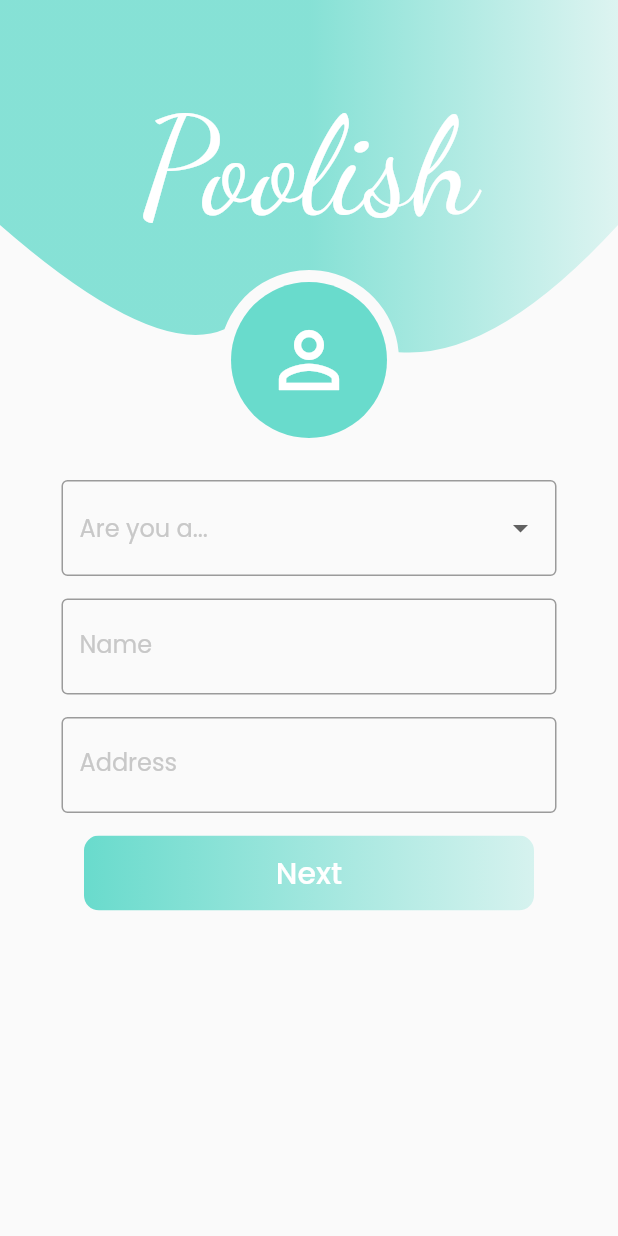
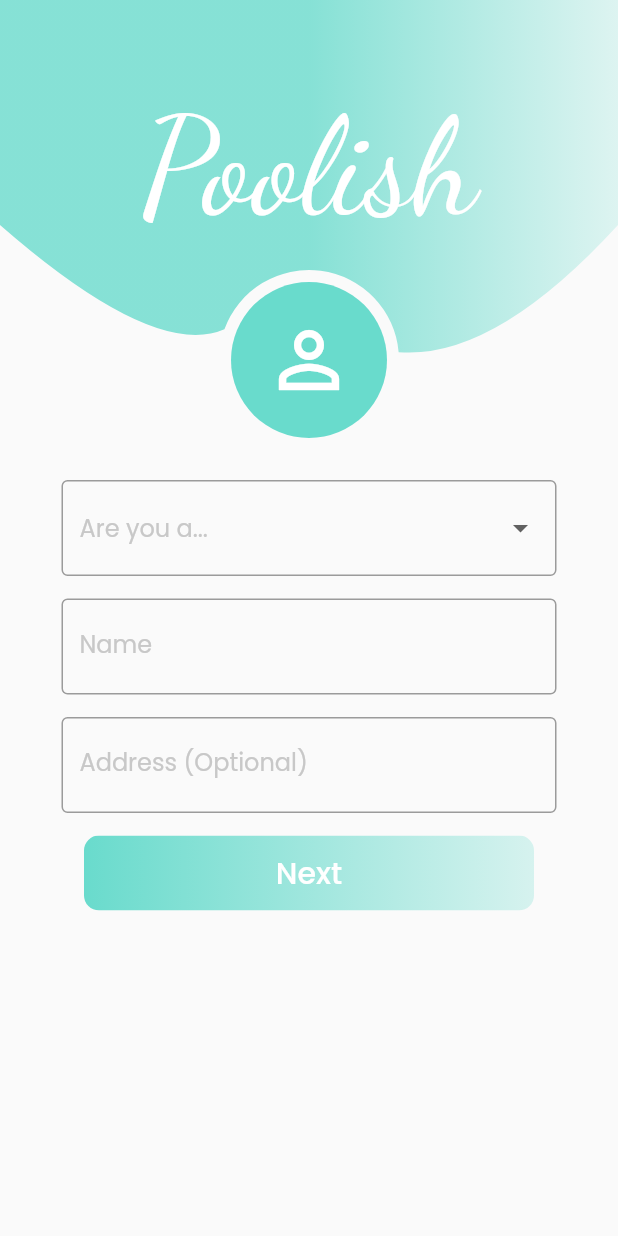
Before and after one commit to cptnmcboatface/Poolish, a Flutter app: the UserData screen opened directly, on a phone screen of 412 x 824 dp. Run offline on Flutter 3.47's test engine with Material 2 defaults, Android fonts, the phone set to English and light mode, and no system bars; our stand-ins replace cloud_firestore, firebase_auth, flutter_spinkit, google_fonts; accounts and stored records are empty.

Commit message:
Complete signup

```diff
--- a/lib/screens/authenticate/user_data_collection.dart
+++ b/lib/screens/authenticate/user_data_collection.dart
@@ -51,9 +51,7 @@ class _UserDataState extends State<UserData> {
                       SizedBox(height: 15.0),
                       InputDecorator(
                         decoration: textInputDecoration,
-
                         child: DropdownButtonHideUnderline(
-
                           child: DropdownButton<String>(
                             hint: Text("Are you a...",
                                 style: GoogleFonts.poppins(
@@ -106,7 +104,7 @@ class _UserDataState extends State<UserData> {
                         style: textInputStyle,
                         decoration: textInputDecoration.copyWith(
                             hintText: 'Enter Address',
-                            labelText: 'Address',
+                            labelText: 'Address (Optional)',
                             hintStyle:
                                 GoogleFonts.poppins(textStyle: hintStyle),
                             labelStyle: GoogleFonts.poppins(
@@ -127,10 +125,8 @@ class _UserDataState extends State<UserData> {
                         child: FlatButton(
                           onPressed: () async {
                             if (_formKey.currentState.validate()) {
-                             await widget.updateUserData(name, des, add);
-
+                              await widget.updateUserData(name, des, add);
                             }
-
                           },
                           shape: RoundedRectangleBorder(
                               borderRadius: BorderRadius.circular(10.0)),
--- a/lib/screens/home/home.dart
+++ b/lib/screens/home/home.dart
@@ -6,6 +6,7 @@ import 'package:google_fonts/google_fonts.dart';
 import 'package:poolish/screens/test/test_screen.dart';
 import 'package:poolish/services/database.dart';
 import 'package:cloud_firestore/cloud_firestore.dart';
+import 'package:poolish/shared/loading.dart';
 
 class Home extends StatefulWidget {
   @override
@@ -26,9 +27,7 @@ class _HomeState extends State<Home> {
       stream: widget.dB.userDataStream,
       builder: (context, snapshot) {
         if (!snapshot.hasData) {
-          return Center(
-            child: Text("Error Connecting to the Internet", style: errorStyle),
-          );
+          return Loading(message: "",);
         } else if (snapshot.data.data == null || snapshot.data.data['name']=="") {
 
           return UserData(updateUserData:widget.dB.updateUserDataDocument);
```
